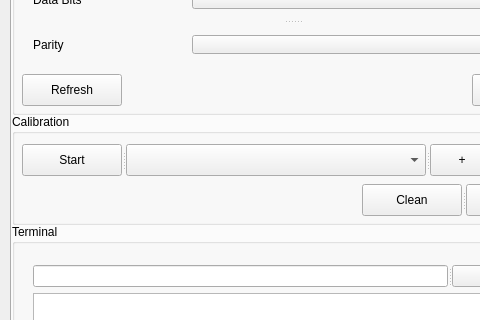
Before: the Qt Designer form mainwindow.ui in PetoiCamp/PetoiControllerQt, drawn with Qt 5; both pictures show x 0 to 480 and y 251 to 571 of the 1000 by 720 pixel window.
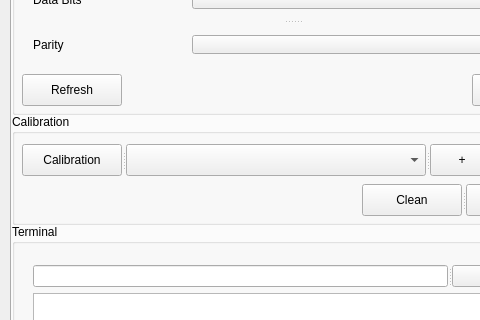
After: the same form once the commit is applied. The open tabs and pages were chosen to show the change. Icons and pictures are not drawn.

```diff
--- a/mainwindow.ui
+++ b/mainwindow.ui
@@ -322,7 +322,7 @@
          </size>
         </property>
         <property name="text">
-         <string>Start</string>
+         <string>Calibration</string>
         </property>
        </widget>
        <widget class="QComboBox" name="boxSteering">
```
Left out of the diff: 4 changed lines with no effect on the pictures.
